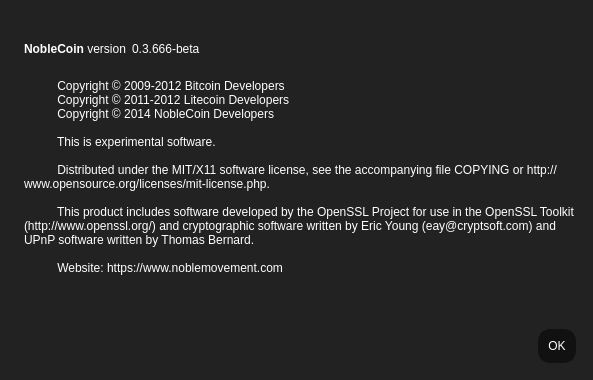
Qt form src/qt/forms/aboutdialog.ui (NobleCoinNOBL/noblecoin) before a commit.
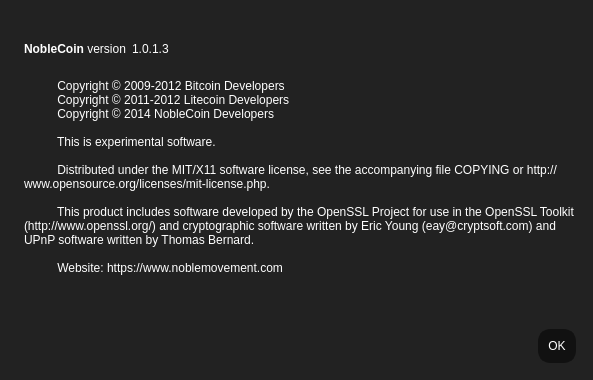
The same form after that commit. Icons and pictures are not drawn.

Patch:
```diff
--- a/src/qt/forms/aboutdialog.ui
+++ b/src/qt/forms/aboutdialog.ui
@@ -92,7 +92,7 @@
           <cursorShape>IBeamCursor</cursorShape>
          </property>
          <property name="text">
-          <string notr="true">0.3.666-beta</string>
+          <string notr="true">1.0.1.3</string>
          </property>
          <property name="textFormat">
           <enum>Qt::RichText</enum>
```
